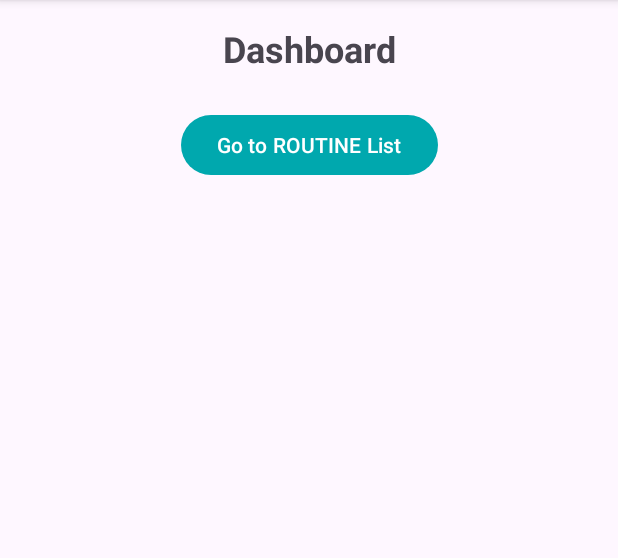
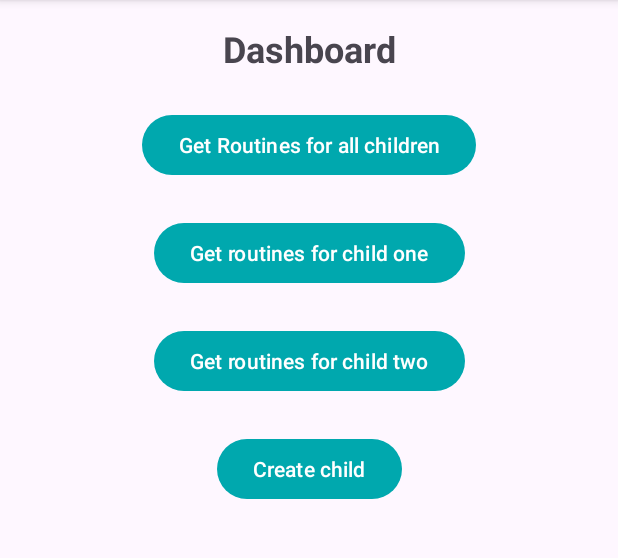
Before and after one commit to blakepat/TaskJoy, an Android app: the screen it shows after launch once a user with an empty profile is signed in (MainActivity), on a phone screen of 412 x 824 dp, the part 96-654 px from its top. Run offline under Robolectric (Android 15) with nearby library versions, the phone set to English and light mode, and no system bars; our stand-ins replace Firebase (no records; nobody signed in at launch, a user with empty details on screens opened directly).

Commit message:
dashboard now supports multiple children

```diff
--- a/app/src/main/java/com/example/taskjoy/model/ClickInterface.kt
+++ b/app/src/main/java/com/example/taskjoy/adapters/ClickInterface.kt
@@ -1,4 +1,7 @@
-package com.example.taskjoy.model
+package com.example.taskjoy.adapters
+
+import com.example.taskjoy.model.Routine
+import com.example.taskjoy.model.Step
 
 interface RoutineClickListener {
     fun onRoutineClick(routine: Routine)
--- a/app/src/main/java/com/example/taskjoy/model/RoutineAdapter.kt
+++ b/app/src/main/java/com/example/taskjoy/adapters/RoutineAdapter.kt
@@ -1,4 +1,4 @@
-package com.example.taskjoy.model
+package com.example.taskjoy.adapters
 
 import android.content.Context
 import android.view.LayoutInflater
@@ -8,6 +8,8 @@ import android.widget.ImageView
 import android.widget.TextView
 import androidx.recyclerview.widget.RecyclerView
 import com.example.taskjoy.R
+import com.example.taskjoy.model.Routine
+import com.example.taskjoy.model.TaskJoyIcon
 
 class RoutineAdapter(
     private val routines: List<Routine>,
--- a/app/src/main/java/com/example/taskjoy/model/StepAdapter.kt
+++ b/app/src/main/java/com/example/taskjoy/adapters/StepAdapter.kt
@@ -1,11 +1,13 @@
-package com.example.taskjoy.model
+package com.example.taskjoy.adapters
 
 import android.view.LayoutInflater
 import android.view.ViewGroup
 import androidx.recyclerview.widget.RecyclerView
 import com.example.taskjoy.databinding.StepItemBinding
+import com.example.taskjoy.model.Step
+import com.example.taskjoy.model.TaskJoyIcon
 
-class StepAdapter(private var steps: List<Step> ,private val listener: StepClickListener) : RecyclerView.Adapter<StepAdapter.ViewHolder>() {
+class StepAdapter(private var steps: List<Step>, private val listener: StepClickListener) : RecyclerView.Adapter<StepAdapter.ViewHolder>() {
     inner class ViewHolder(val binding: StepItemBinding) : RecyclerView.ViewHolder (binding.root) {
 
     }
--- a/app/src/main/java/com/example/taskjoy/CreateAccountActivity.kt
+++ b/app/src/main/java/com/example/taskjoy/screens/CreateAccountActivity.kt
@@ -1,4 +1,4 @@
-package com.example.taskjoy
+package com.example.taskjoy.screens
 
 import android.os.Bundle
 import android.view.MenuItem
--- a/app/src/main/java/com/example/taskjoy/LoginActivity.kt
+++ b/app/src/main/java/com/example/taskjoy/screens/LoginActivity.kt
@@ -1,4 +1,4 @@
-package com.example.taskjoy
+package com.example.taskjoy.screens
 
 import android.content.Intent
 import android.os.Bundle
--- a/app/src/main/java/com/example/taskjoy/MainActivity.kt
+++ b/app/src/main/java/com/example/taskjoy/screens/MainActivity.kt
@@ -1,4 +1,4 @@
-package com.example.taskjoy
+package com.example.taskjoy.screens
 
 import android.content.Intent
 import android.os.Bundle
@@ -6,6 +6,7 @@ import android.view.Menu
 import android.view.MenuInflater
 import android.view.MenuItem
 import androidx.appcompat.app.AppCompatActivity
+import com.example.taskjoy.R
 import com.example.taskjoy.databinding.ActivityMainBinding
 import com.google.firebase.auth.FirebaseAuth
 import com.google.firebase.auth.ktx.auth
@@ -25,10 +26,31 @@ class MainActivity : AppCompatActivity() {
         setContentView(binding.root)
 
         auth = Firebase.auth
-        // Set click listener for the button
+
+        setupClickListeners()
+    }
+
+
+
+    private fun setupClickListeners() {
         binding.buttonToRoutineList.setOnClickListener {
             val intent = Intent(this, RoutineListActivity::class.java)
             startActivity(intent)
+        }
+        binding.buttonChildOneRoutines.setOnClickListener {
+            val intent = Intent(this, RoutineListActivity::class.java)
+            intent.putExtra("endUser", "VVtTNqZPPUTBZu5GTRAQ")
+            startActivity(intent)
+        }
+        binding.buttonChildTwoRoutines.setOnClickListener {
+            val intent = Intent(this, RoutineListActivity::class.java)
+            intent.putExtra("endUser", "kFFPl1Vz4aBNfkjGrFIh")
+            startActivity(intent)
+        }
+        binding.buttonCreateChild.setOnClickListener {
+            //TODO: CREATE CHILD SCREEN
+//            val intent = Intent(this, RoutineListActivity::class.java)
+//            startActivity(intent)
         }
     }
 
--- a/app/src/main/java/com/example/taskjoy/StepDetailsActivity.kt
+++ b/app/src/main/java/com/example/taskjoy/screens/StepDetailsActivity.kt
@@ -1,4 +1,4 @@
-package com.example.taskjoy
+package com.example.taskjoy.screens
 
 import android.os.Bundle
 import android.util.Log
@@ -9,6 +9,7 @@ import com.google.android.material.snackbar.Snackbar
 import com.google.firebase.firestore.ktx.firestore
 import com.google.firebase.ktx.Firebase
 import androidx.core.content.ContextCompat
+import com.example.taskjoy.R
 
 class StepDetailsActivity : AppCompatActivity() {
     private lateinit var binding: ActivityStepDetailsBinding
--- a/app/src/main/res/layout/activity_main.xml
+++ b/app/src/main/res/layout/activity_main.xml
@@ -6,7 +6,7 @@
     android:id="@+id/main"
     android:layout_width="match_parent"
     android:layout_height="match_parent"
-    tools:context=".MainActivity">
+    tools:context=".screens.MainActivity">
 
     <!-- Dashboard Title -->
     <TextView
@@ -26,9 +26,43 @@
         android:id="@+id/buttonToRoutineList"
         android:layout_width="wrap_content"
         android:layout_height="wrap_content"
-        android:text="Go to ROUTINE List"
+        android:text="Get Routines for all children"
         app:layout_constraintTop_toBottomOf="@id/textDashboardTitle"
         app:layout_constraintStart_toStartOf="parent"
         app:layout_constraintEnd_toEndOf="parent"
         android:layout_marginTop="24dp" />
+
+    <!-- Button for Child One Routines -->
+    <Button
+        android:id="@+id/buttonChildOneRoutines"
+        android:layout_width="wrap_content"
+        android:layout_height="wrap_content"
+        android:text="Get routines for child one"
+        app:layout_constraintTop_toBottomOf="@id/buttonToRoutineList"
+        app:layout_constraintStart_toStartOf="parent"
+        app:layout_constraintEnd_toEndOf="parent"
+        android:layout_marginTop="24dp" />
+
+    <!-- Button for Child Two Routines -->
+    <Button
+        android:id="@+id/buttonChildTwoRoutines"
+        android:layout_width="wrap_content"
+        android:layout_height="wrap_content"
+        android:text="Get routines for child two"
+        app:layout_constraintTop_toBottomOf="@id/buttonChildOneRoutines"
+        app:layout_constraintStart_toStartOf="parent"
+        app:layout_constraintEnd_toEndOf="parent"
+        android:layout_marginTop="24dp" />
+
+    <!-- Button to Create Child -->
+    <Button
+        android:id="@+id/buttonCreateChild"
+        android:layout_width="wrap_content"
+        android:layout_height="wrap_content"
+        android:text="Create child"
+        app:layout_constraintTop_toBottomOf="@id/buttonChildTwoRoutines"
+        app:layout_constraintStart_toStartOf="parent"
+        app:layout_constraintEnd_toEndOf="parent"
+        android:layout_marginTop="24dp" />
+
 </androidx.constraintlayout.widget.ConstraintLayout>
```
Also changed, not shown: app/src/main/AndroidManifest.xml (+6 -6 lines), app/src/main/java/com/example/taskjoy/screens/RoutineListActivity.kt (renamed from app/src/main/java/com/example/taskjoy/RoutineListActivity.kt, +67 -20 lines), app/src/main/java/com/example/taskjoy/screens/StepListActivity.kt (renamed from app/src/main/java/com/example/taskjoy/StepListActivity.kt, +18 -6 lines).
